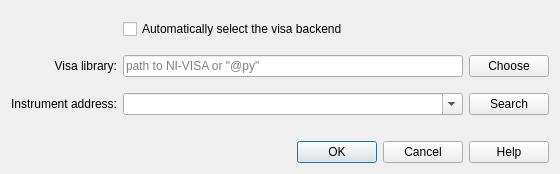
First picture: the form in keithleygui/connection_dialog.ui, repository OE-FET/keithleygui, before the edit.
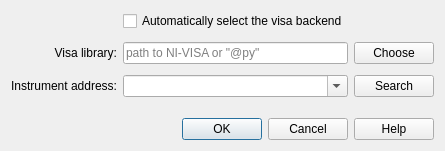
Second picture: the form after the edit.

```diff
--- a/keithleygui/connection_dialog.ui
+++ b/keithleygui/connection_dialog.ui
@@ -2,28 +2,24 @@
 <ui version="4.0">
  <class>LibraryDialog</class>
  <widget class="QDialog" name="LibraryDialog">
-  <property name="geometry">
-   <rect>
-    <x>0</x>
-    <y>0</y>
-    <width>560</width>
-    <height>174</height>
-   </rect>
-  </property>
-  <property name="sizePolicy">
-   <sizepolicy hsizetype="Preferred" vsizetype="Preferred">
-    <horstretch>0</horstretch>
-    <verstretch>0</verstretch>
-   </sizepolicy>
-  </property>
   <property name="windowTitle">
    <string>Connection Settings</string>
   </property>
   <layout class="QGridLayout">
    <property name="verticalSpacing">
-    <number>8</number>
+    <number>11</number>
    </property>
-   <item row="3" column="0">
+   <item row="2" column="1">
+    <widget class="QLineEdit" name="lineEditLibrary">
+     <property name="toolTip">
+      <string>&lt;html&gt;&lt;head/&gt;&lt;body&gt;&lt;p&gt;Manually select the NI-VISA library path or choose a pyvisa-py backend by entering &amp;quot;@py&amp;quot; in the path field.&lt;/p&gt;&lt;/body&gt;&lt;/html&gt;</string>
+     </property>
+     <property name="placeholderText">
+      <string>path to NI-VISA or &quot;@py&quot;</string>
+     </property>
+    </widget>
+   </item>
+   <item row="2" column="0">
     <widget class="QLabel" name="labelVisaLib">
      <property name="enabled">
       <bool>true</bool>
@@ -36,7 +32,7 @@
      </property>
     </widget>
    </item>
-   <item row="5" column="0">
+   <item row="3" column="0">
     <widget class="QLabel" name="labelVisaAdress">
      <property name="text">
       <string>Instrument address:</string>
@@ -46,7 +42,7 @@
      </property>
     </widget>
    </item>
-   <item row="8" column="0" colspan="3">
+   <item row="6" column="0" colspan="3">
     <widget class="QDialogButtonBox" name="buttonBox">
      <property name="orientation">
       <enum>Qt::Horizontal</enum>
@@ -66,14 +62,14 @@
      </property>
     </widget>
    </item>
-   <item row="5" column="1">
+   <item row="3" column="1">
     <widget class="QComboBox" name="comboBoxAddress">
      <property name="editable">
       <bool>true</bool>
      </property>
     </widget>
    </item>
-   <item row="5" column="2">
+   <item row="3" column="2">
     <widget class="QPushButton" name="pushButtonSearch">
      <property name="toolTip">
       <string>&lt;html&gt;&lt;head/&gt;&lt;body&gt;&lt;p&gt;Search for available instruments. Some instruments may not be detected.&lt;/p&gt;&lt;/body&gt;&lt;/html&gt;</string>
@@ -83,17 +79,7 @@
      </property>
     </widget>
    </item>
-   <item row="3" column="1">
-    <widget class="QLineEdit" name="lineEditLibrary">
-     <property name="toolTip">
-      <string>&lt;html&gt;&lt;head/&gt;&lt;body&gt;&lt;p&gt;Manually select the NI-VISA library path or choose a pyvisa-py backend by entering &amp;quot;@py&amp;quot; in the path field.&lt;/p&gt;&lt;/body&gt;&lt;/html&gt;</string>
-     </property>
-     <property name="placeholderText">
-      <string>path to NI-VISA or &quot;@py&quot;</string>
-     </property>
-    </widget>
-   </item>
-   <item row="3" column="2">
+   <item row="2" column="2">
     <widget class="QPushButton" name="pushButtonChoose">
      <property name="toolTip">
       <string>&lt;html&gt;&lt;head/&gt;&lt;body&gt;&lt;p&gt;Choose NI-VISA library to use.&lt;/p&gt;&lt;/body&gt;&lt;/html&gt;</string>
@@ -103,19 +89,6 @@
      </property>
     </widget>
    </item>
-   <item row="2" column="0" colspan="3">
-    <spacer name="verticalSpacer_3">
-     <property name="orientation">
-      <enum>Qt::Vertical</enum>
-     </property>
-     <property name="sizeHint" stdset="0">
-      <size>
-       <width>0</width>
-       <height>0</height>
-      </size>
-     </property>
-    </spacer>
-   </item>
    <item row="0" column="0" colspan="3">
     <spacer name="verticalSpacer_4">
      <property name="orientation">
@@ -129,21 +102,8 @@
      </property>
     </spacer>
    </item>
-   <item row="6" column="0" colspan="3">
-    <spacer name="verticalSpacer">
-     <property name="orientation">
-      <enum>Qt::Vertical</enum>
-     </property>
-     <property name="sizeHint" stdset="0">
-      <size>
-       <width>0</width>
-       <height>0</height>
-      </size>
-     </property>
-    </spacer>
-   </item>
    <item row="4" column="0" colspan="3">
-    <spacer name="verticalSpacer_2">
+    <spacer name="verticalSpacer">
      <property name="orientation">
       <enum>Qt::Vertical</enum>
      </property>
@@ -155,7 +115,7 @@
      </property>
     </spacer>
    </item>
-   <item row="7" column="0" colspan="3">
+   <item row="5" column="0" colspan="3">
     <spacer name="verticalSpacer_5">
      <property name="orientation">
       <enum>Qt::Vertical</enum>
```
